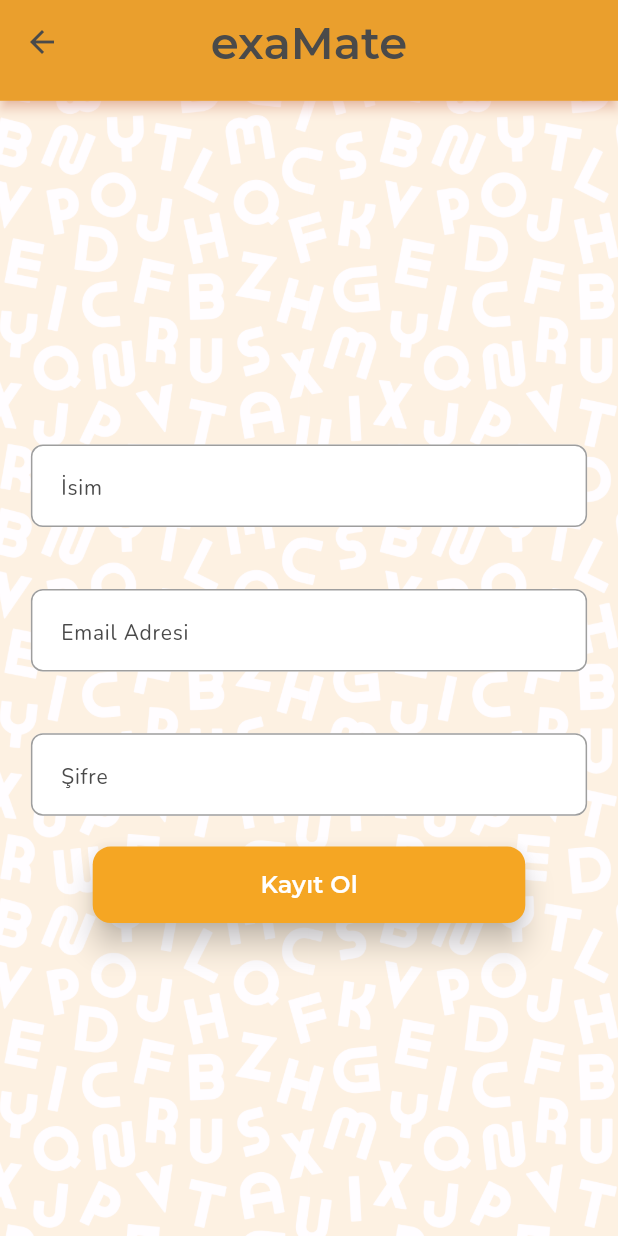
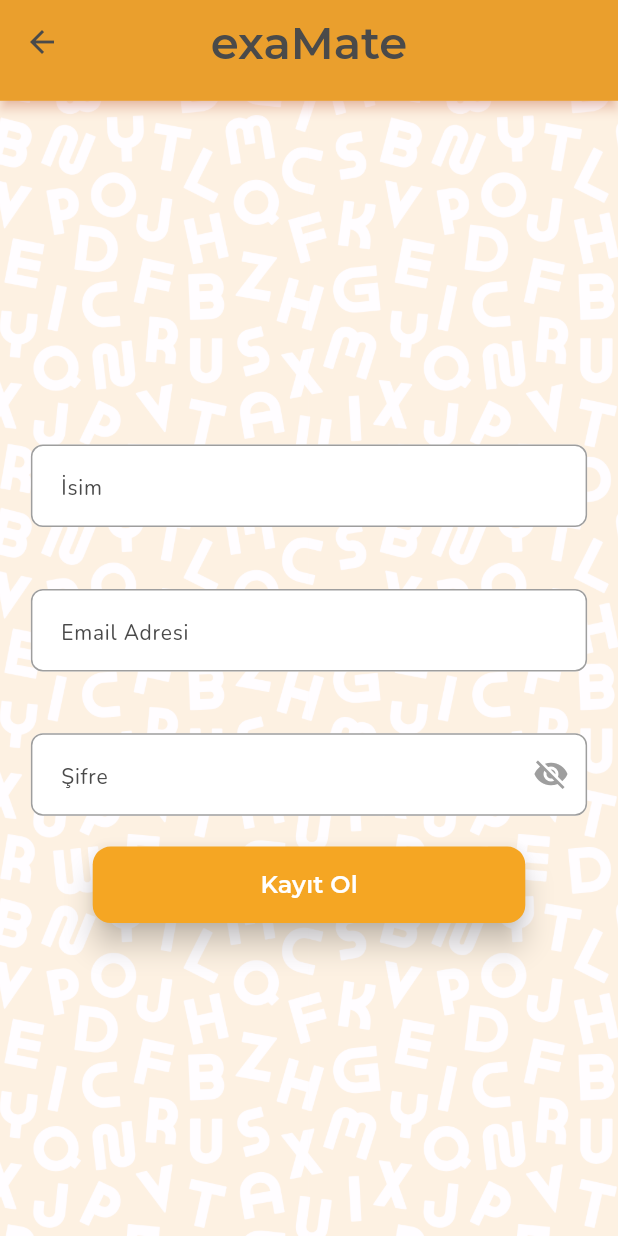
Before and after one commit to selinguz/prepWords, a Flutter app: the SignUpPage screen opened by its route, on a phone screen of 412 x 824 dp. Run offline on Flutter 3.47's test engine with Material 3 defaults, Android fonts, the phone set to English and light mode, and no system bars; our stand-ins replace cloud_firestore, firebase_auth, firebase_core; missing offline and left inert: flutter_flip_card; accounts and stored records are empty.

Commit message:
proje değişiklikleri yapıldı, çalışma kontrol edlmedi, yeniden çalışılmaya başlandı

```diff
--- a/lib/pages/sign_up_page.dart
+++ b/lib/pages/sign_up_page.dart
@@ -16,6 +16,7 @@ class _SignUpPageState extends State<SignUpPage> {
   final _passwordController = TextEditingController();
   final _nameController = TextEditingController();
   final _formKey = GlobalKey<FormState>();
+  bool _isPasswordVisible = false; // Şifre görünürlüğü için değişken
 
   @override
   Widget build(BuildContext context) {
@@ -66,7 +67,19 @@ class _SignUpPageState extends State<SignUpPage> {
                     CustomTextField(
                       controller: _passwordController,
                       hintText: 'Şifre',
-                      obscureText: true,
+                      obscureText: !_isPasswordVisible,
+                      suffixIcon: IconButton(
+                        icon: Icon(
+                          _isPasswordVisible
+                              ? Icons.visibility
+                              : Icons.visibility_off,
+                        ),
+                        onPressed: () {
+                          setState(() {
+                            _isPasswordVisible = !_isPasswordVisible;
+                          });
+                        },
+                      ),
                       validator: (value) {
                         if (value == null || value.isEmpty) {
                           return 'Lütfen şifrenizi girin';
--- a/lib/pages/words_page.dart
+++ b/lib/pages/words_page.dart
@@ -49,7 +49,6 @@ class _WordsPageState extends State<WordsPage> {
           }
 
           final words = snapshot.data!;
-          print('Mevcut kelime: ${words[currentPage].englishWord}');
 
           return Column(
             children: [
@@ -62,7 +61,7 @@ class _WordsPageState extends State<WordsPage> {
                   onPageChanged: (index) {
                     setState(() {
                       currentPage = index;
-                      print('Sayfa değişti. Yeni index: $index');
+
                     });
                   },
                   itemBuilder: (context, index) {
@@ -70,7 +69,7 @@ class _WordsPageState extends State<WordsPage> {
                       padding: const EdgeInsets.all(16.0),
                       child: CustomFlipCard(
                         key:
-                            ValueKey(words[index].englishWord), // Benzersiz key
+                            ValueKey(words[index].englishWord),
                         word: words[currentPage],
                       ),
                     );
```
Also changed, not shown: lib/components/custom_card.dart (+4 -4 lines), lib/consts.dart (+39 -0 lines).
